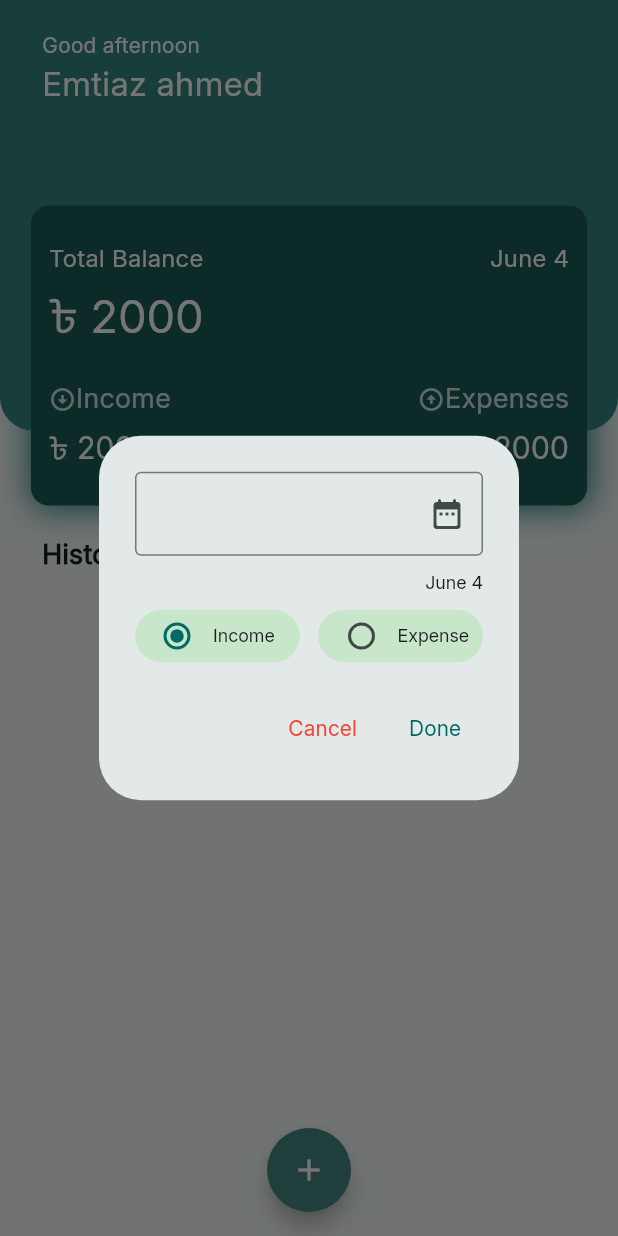
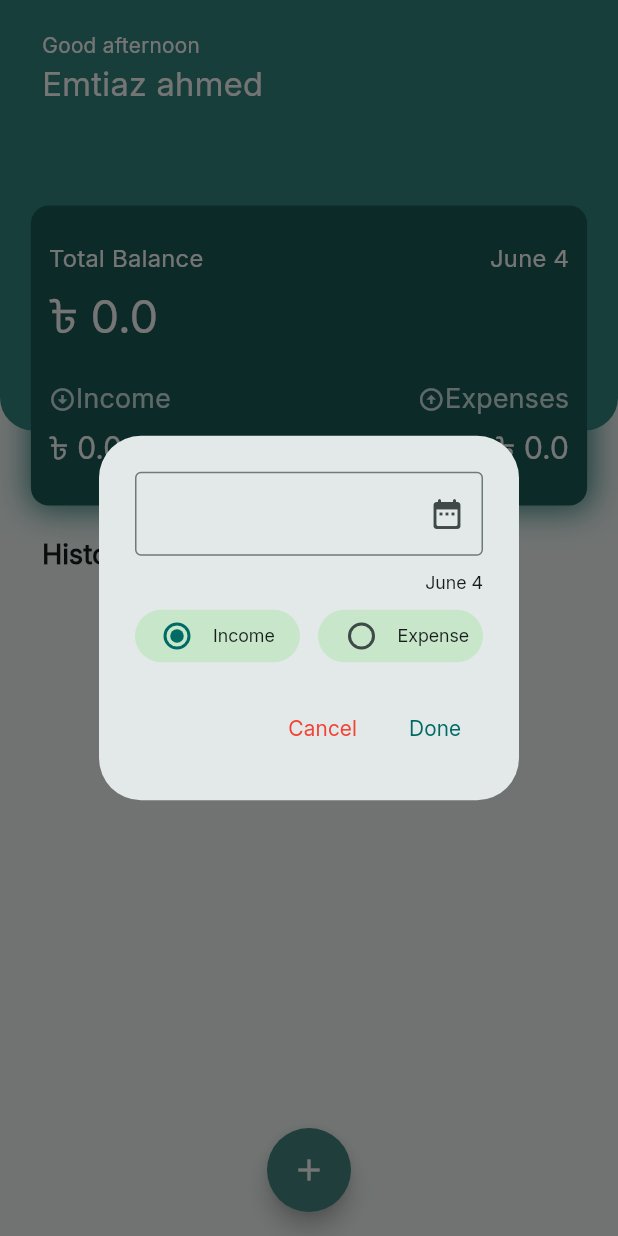
Before and after one commit to emtiazahmedanik/Expense-Tracker, a Flutter app: the screen it shows after launch, after a tap on the "add" icon, on a phone screen of 412 x 824 dp. Run offline on Flutter 3.47's test engine with Material 3 defaults, Android fonts, the light colour scheme and no system bars; our stand-ins replace get, hive, hive_flutter; accounts and stored records are empty.

Commit message:
income, expense, balance all calculation done

```diff
--- /dev/null
+++ b/lib/controller helper/transaction_controller_helper.dart
@@ -0,0 +1,12 @@
+import 'package:expense_tracker/model/transaction_model.dart';
+import 'package:hive/hive.dart';
+
+class TransactionControllerHelper{
+  static final DateTime now = DateTime.now();
+  static List<TransactionModel> getTransactionsForMonth() {
+    final transactionBox = Hive.box<TransactionModel>('transactions');
+    final allTransactions = transactionBox.values.toList();
+    return allTransactions.where((tx) =>
+    tx.date.year == now.year && tx.date.month == now.month).toList();
+  }
+}
--- a/lib/controller/dialog_controller.dart
+++ b/lib/controller/dialog_controller.dart
@@ -14,6 +14,9 @@ class DialogController extends GetxController {
   DateTime _selectedDate = DateTime.now();
 
   get getDate => _selectedDate;
+  void setDate(){
+    _selectedDate = DateTime.now();
+  }
 
   Future<void> selectDate(BuildContext context) async {
     final DateTime? pickedDate = await showDatePicker(
--- /dev/null
+++ b/lib/controller/transaction_filtering_controller.dart
@@ -0,0 +1,55 @@
+import 'package:expense_tracker/controller%20helper/transaction_controller_helper.dart';
+import 'package:expense_tracker/model/transaction_model.dart';
+import 'package:get/get.dart';
+
+class TransactionFilteringController extends GetxController{
+  List<TransactionModel> monthTransactions = TransactionControllerHelper.getTransactionsForMonth();
+  double _totalIncomeOfMonth = 0;
+  double _totalExpenseOfMonth = 0;
+  double _totalBalanceOfMonth = 0;
+  get getIncome => _totalIncomeOfMonth;
+  get getExpense => _totalExpenseOfMonth;
+  get getBalance => _totalBalanceOfMonth;
+  @override
+  void onInit() {
+    totalBalance();
+    totalExpense();
+    totalIncome();
+    super.onInit();
+  }
+
+  void updateAll(){
+    monthTransactions = TransactionControllerHelper.getTransactionsForMonth();
+    totalIncome();
+    totalExpense();
+    totalBalance();
+    update();
+  }
+  void totalIncome(){
+    final income = _getTotal(monthTransactions, 'income');
+    _totalIncomeOfMonth = income;
+  }
+
+  void totalExpense(){
+    final expense = _getTotal(monthTransactions, 'expense');
+    _totalExpenseOfMonth = expense;
+  }
+  void totalBalance(){
+    final balance = _getBalance(monthTransactions);
+    _totalBalanceOfMonth = balance;
+  }
+
+  double _getTotal(List<TransactionModel> list, String type) {
+    return list
+        .where((tx) => tx.type == type)
+        .fold(0.0, (sum, tx) => sum + tx.amount);
+  }
+
+  double _getBalance(List<TransactionModel> list) {
+    return _getTotal(list, 'income') - _getTotal(list, 'expense');
+  }
+
+
+
+
+}
--- a/lib/controllerBinding.dart
+++ b/lib/controllerBinding.dart
@@ -1,5 +1,6 @@
 import 'package:expense_tracker/controller/database_controller.dart';
 import 'package:expense_tracker/controller/dialog_controller.dart';
+import 'package:expense_tracker/controller/transaction_filtering_controller.dart';
 import 'package:get/get.dart';
 
 class ControllerBinder extends Bindings{
@@ -7,6 +8,7 @@ class ControllerBinder extends Bindings{
   void dependencies() {
     Get.put(DialogController());
     Get.put(DatabaseController());
+    Get.put(TransactionFilteringController());
   }
 
 }
--- a/lib/main.dart
+++ b/lib/main.dart
@@ -1,7 +1,6 @@
 import 'package:expense_tracker/model/transaction_model.dart';
 import 'package:flutter/material.dart';
 import 'package:flutter/services.dart';
-import 'package:hive/hive.dart';
 import 'package:hive_flutter/adapters.dart';
 import 'app.dart';
 
--- a/lib/screens/home_screen.dart
+++ b/lib/screens/home_screen.dart
@@ -1,5 +1,6 @@
 import 'package:expense_tracker/controller/database_controller.dart';
 import 'package:expense_tracker/controller/dialog_controller.dart';
+import 'package:expense_tracker/controller/transaction_filtering_controller.dart';
 import 'package:expense_tracker/model/transaction_model.dart';
 import 'package:expense_tracker/utils/app_color.dart';
 import 'package:flutter/material.dart';
@@ -16,10 +17,12 @@ class HomeScreen extends StatefulWidget {
 class _HomeScreenState extends State<HomeScreen> {
   final _dialogController = Get.find<DialogController>();
   final _databaseController = Get.find<DatabaseController>();
+  final _transactionFilteringController = Get.find<TransactionFilteringController>();
 
   final TextEditingController _amountController = TextEditingController();
   final _formKey = GlobalKey<FormState>();
 
+  String type = '';
   @override
   void initState() {
     super.initState();
@@ -117,12 +120,16 @@ class _HomeScreenState extends State<HomeScreen> {
                         itemCount: transactions.length,
                         itemBuilder: (context, index) {
                           TransactionModel model = transactions[index];
+                          type = model.type;
                           return Padding(
                             padding: const EdgeInsets.symmetric(horizontal: 12),
                             child: ListTile(
                               title: Row(
                                 mainAxisAlignment: MainAxisAlignment.spaceBetween,
-                                children: [Text(DateFormat('MMMM d').format(model.date)), Text('${model.amount}')],
+                                children: [
+                                  Text(DateFormat('MMMM d').format(model.date)),
+                                  Text('${addPlusMinus()}${model.amount.toStringAsFixed(0)}',style: historyStyle(),)
+                                ],
                               ),
                             ),
                           );
@@ -166,7 +173,11 @@ class _HomeScreenState extends State<HomeScreen> {
             ),
           ],
         ),
-        Text('৳ 2000', style: TextStyle(color: Colors.white, fontSize: 30)),
+        GetBuilder<TransactionFilteringController>(
+          builder: (context) {
+            return Text('৳ ${_transactionFilteringController.getBalance}', style: TextStyle(color: Colors.white, fontSize: 30));
+          }
+        ),
         SizedBox(height: 10),
         Row(
           mainAxisAlignment: MainAxisAlignment.spaceBetween,
@@ -205,12 +216,16 @@ class _HomeScreenState extends State<HomeScreen> {
             ),
           ],
         ),
-        Row(
-          mainAxisAlignment: MainAxisAlignment.spaceBetween,
-          children: [
-            Text('৳ 2000', style: TextStyle(color: Colors.white, fontSize: 20)),
-            Text('৳ 2000', style: TextStyle(color: Colors.white, fontSize: 20)),
-          ],
+        GetBuilder<TransactionFilteringController>(
+          builder: (context) {
+            return Row(
+              mainAxisAlignment: MainAxisAlignment.spaceBetween,
+              children: [
+                Text('৳ ${_transactionFilteringController.getIncome}', style: TextStyle(color: Colors.white, fontSize: 20)),
+                Text('৳ ${_transactionFilteringController.getExpense}', style: TextStyle(color: Colors.white, fontSize: 20)),
+              ],
+            );
+          }
         ),
       ],
     );
@@ -305,6 +320,8 @@ class _HomeScreenState extends State<HomeScreen> {
         actions: [
           TextButton(
               onPressed: (){
+                _amountController.clear();
+                _dialogController.setDate();
                 Navigator.pop(context);
               },
               child: Text('Cancel',style: TextStyle(color: Colors.red),)
@@ -326,9 +343,22 @@ class _HomeScreenState extends State<HomeScreen> {
       String type = _dialogController.getRadioValue;
       DateTime date = _dialogController.getDate;
       _databaseController.addTransaction(type, amount, date);
+      _dialogController.setDate();
     }
     _amountController.clear();
+    _transactionFilteringController.updateAll();
     Navigator.pop(context);
   }
 
+  TextStyle historyStyle(){
+    return type=='income'
+        ?TextStyle(color: Colors.green)
+        :TextStyle(color: Colors.red);
+  }
+  String addPlusMinus(){
+    return type=='income'
+        ?'+'
+        :'-';
+  }
+
 }
```
